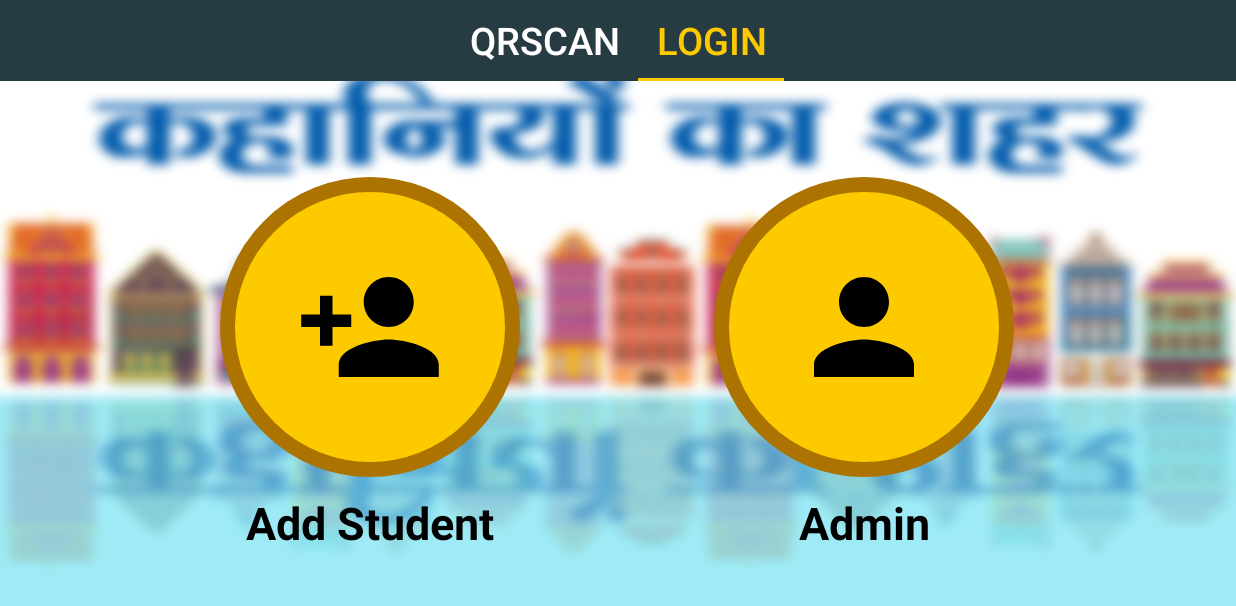
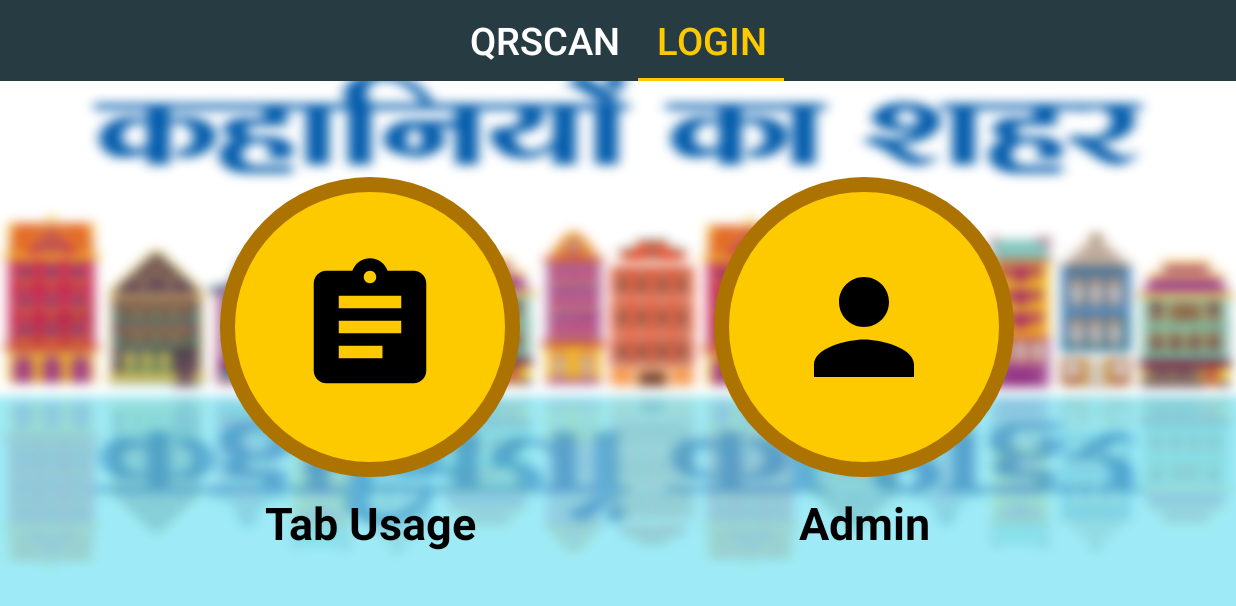
Before and after one commit to prathamApp/KahaniyonKaSheharGeneric, an Android app: the FragmentQRScan screen opened directly, with no data from a screen before it, tab 2 chosen, on a phone screen of 824 x 412 dp (held sideways). Shown: the top 606 px of the screen. Run offline under Robolectric (Android 15) with nearby library versions, the phone set to English and light mode, and no system bars; our stand-ins replace ButterKnife; libraries missing offline, so code that uses them is left out: com.an.customfontview, com.badoo.mobile, me.dm7.barcodescanner; plain views replace CustomTextView; 3 statements that could not run were skipped.

Commit message:
Ketan
update

```diff
--- a/app/src/main/java/com/example/pefpr/kahaniyonkashehar/activities/TabUsage.java
+++ b/app/src/main/java/com/example/pefpr/kahaniyonkashehar/activities/TabUsage.java
@@ -4,19 +4,21 @@ import android.os.Bundle;
 import android.support.v7.app.AppCompatActivity;
 
 import com.example.pefpr.kahaniyonkashehar.R;
+import com.example.pefpr.kahaniyonkashehar.modalDBHelpers.AttendanceDBHelper;
 import com.example.pefpr.kahaniyonkashehar.modalDBHelpers.SessionDBHelper;
 
 public class TabUsage extends AppCompatActivity {
 
     SessionDBHelper sessionDBHelper;
+    AttendanceDBHelper attendanceDBHelper;
 
     @Override
     protected void onCreate(Bundle savedInstanceState) {
         super.onCreate(savedInstanceState);
         setContentView(R.layout.activity_tab_usage);
 
+        attendanceDBHelper = new AttendanceDBHelper(this);
         sessionDBHelper = new SessionDBHelper(this);
-
         sessionDBHelper.getStudentUsageData();
 
     }
--- a/app/src/main/java/com/example/pefpr/kahaniyonkashehar/database/DataBaseHelper.java
+++ b/app/src/main/java/com/example/pefpr/kahaniyonkashehar/database/DataBaseHelper.java
@@ -133,6 +133,7 @@ public class DataBaseHelper extends SQLiteOpenHelper {
                 CrlDBHelper crlDBHelper;
                 crlDBHelper = new CrlDBHelper(myContext);
                 try {
+
                     Crl crl = new Crl();
                     crl.setCRLId("admin_crl");
                     crl.setEmail("admin@admin");
@@ -291,7 +292,6 @@ public class DataBaseHelper extends SQLiteOpenHelper {
         while ((length = myInput.read(buffer)) > 0) {
             myOutput.write(buffer, 0, length);
         }
-
         //Close the streams
         myOutput.flush();
         myOutput.close();
--- a/app/src/main/java/com/example/pefpr/kahaniyonkashehar/fragments/FragmentModules.java
+++ b/app/src/main/java/com/example/pefpr/kahaniyonkashehar/fragments/FragmentModules.java
@@ -19,6 +19,7 @@ import com.example.pefpr.kahaniyonkashehar.R;
 import com.example.pefpr.kahaniyonkashehar.activities.AdminConsole;
 import com.example.pefpr.kahaniyonkashehar.activities.GamesDisplay;
 import com.example.pefpr.kahaniyonkashehar.activities.RegistrationForm;
+import com.example.pefpr.kahaniyonkashehar.activities.TabUsage;
 import com.example.pefpr.kahaniyonkashehar.contentplayer.WebViewActivity;
 import com.example.pefpr.kahaniyonkashehar.interfaces.ViewPagerFragmentReloaded;
 import com.example.pefpr.kahaniyonkashehar.modalDBHelpers.CrlDBHelper;
@@ -112,7 +113,7 @@ public class FragmentModules extends Fragment implements ViewPagerFragmentReload
 
     @OnClick(R.id.btn_add_student)
     public void startLearningModule() {
-        Intent main = new Intent(getActivity(), RegistrationForm.class);
+        Intent main = new Intent(getActivity(), TabUsage.class);
         startActivity(main);
     }
 
--- /dev/null
+++ b/app/src/main/res/drawable/ic_useage.xml
@@ -0,0 +1,4 @@
+<vector android:height="100dp" android:viewportHeight="24.0"
+    android:viewportWidth="24.0" android:width="100dp" xmlns:android="http://schemas.android.com/apk/res/android">
+    <path android:fillColor="#FF000000" android:pathData="M19,3h-4.18C14.4,1.84 13.3,1 12,1c-1.3,0 -2.4,0.84 -2.82,2L5,3c-1.1,0 -2,0.9 -2,2v14c0,1.1 0.9,2 2,2h14c1.1,0 2,-0.9 2,-2L21,5c0,-1.1 -0.9,-2 -2,-2zM12,3c0.55,0 1,0.45 1,1s-0.45,1 -1,1 -1,-0.45 -1,-1 0.45,-1 1,-1zM14,17L7,17v-2h7v2zM17,13L7,13v-2h10v2zM17,9L7,9L7,7h10v2z"/>
+</vector>
--- a/app/src/main/res/layout/fragment_modules.xml
+++ b/app/src/main/res/layout/fragment_modules.xml
@@ -50,7 +50,7 @@
                         android:adjustViewBounds="true"
                         android:background="@drawable/round_icon_selector"
                         android:scaleType="center"
-                        app:srcCompat="@drawable/student_add" />
+                        app:srcCompat="@drawable/ic_useage" />
 
                     <com.an.customfontview.CustomTextView
                         android:layout_width="match_parent"
@@ -58,7 +58,7 @@
                         android:layout_below="@id/btn_add_student"
                         android:layout_marginTop="10dp"
                         android:gravity="center"
-                        android:text="Add Student"
+                        android:text="Tab Usage"
                         android:textColor="#000000"
                         android:textSize="30sp"
                         app:textFontPath="fonts/tektonpro-bold.otf"
```
Also changed, not shown: app/src/main/java/com/example/pefpr/kahaniyonkashehar/activities/SplashActivity.java (+8 -2 lines), app/src/main/java/com/example/pefpr/kahaniyonkashehar/modalDBHelpers/SessionDBHelper.java (+9 -1 lines).
